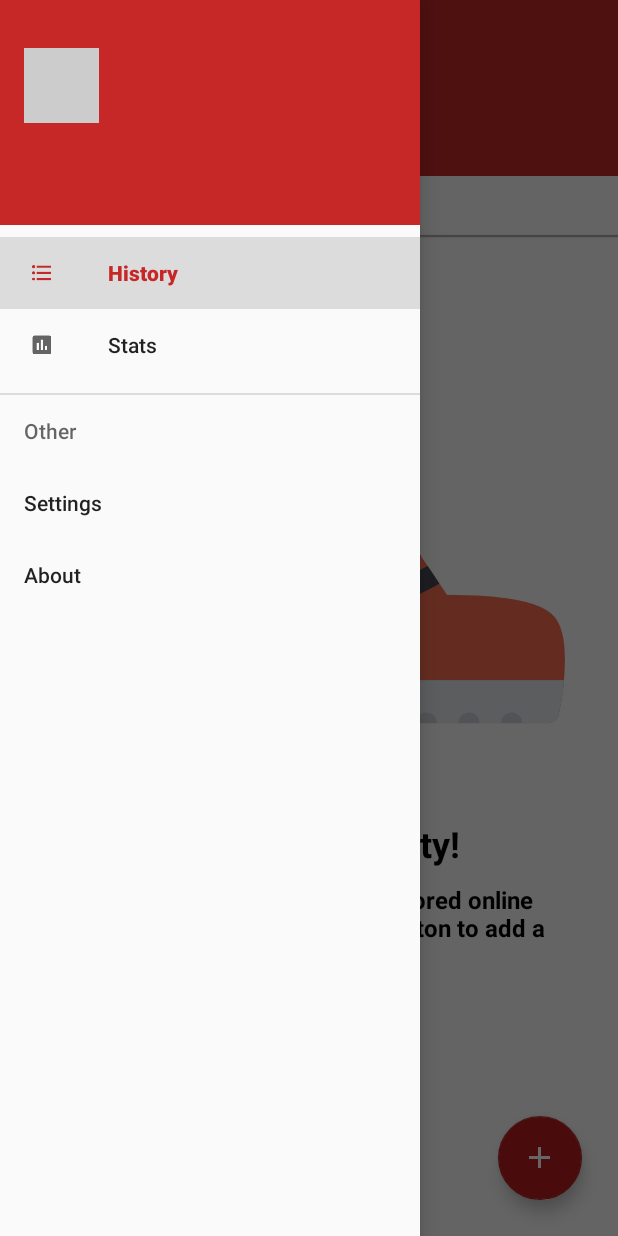
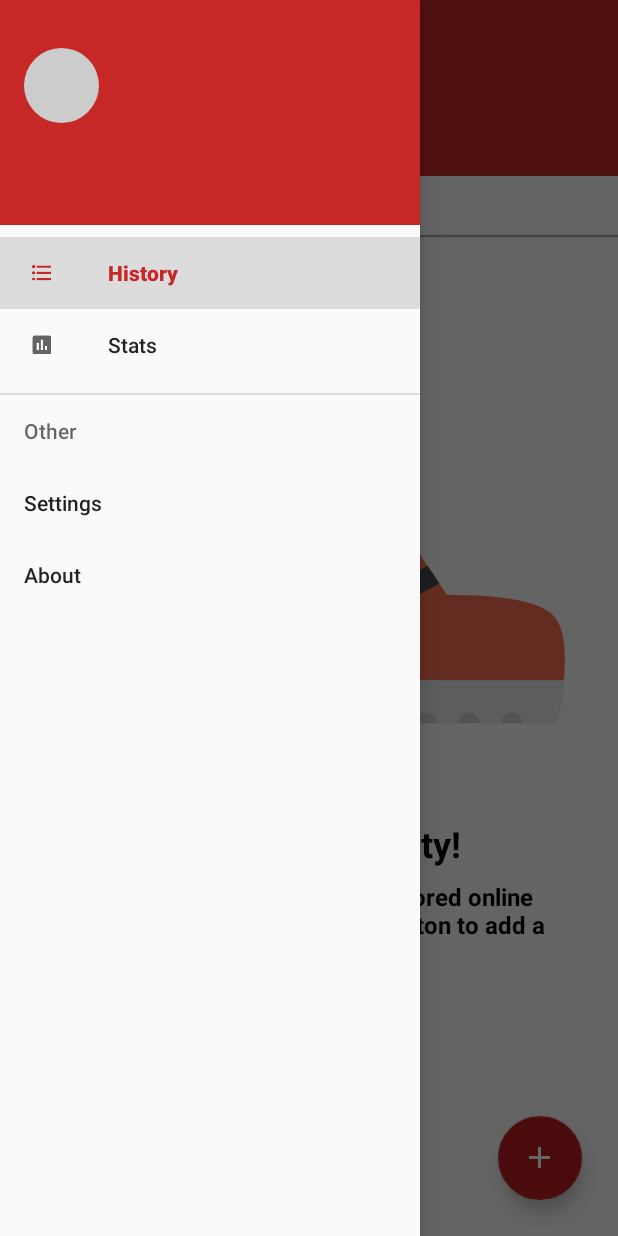
Before and after one commit to TobiPristupin/RUN, an Android app: the screen it shows after launch once a user with an empty profile is signed in (MainActivity), with the side drawer open, on a phone screen of 412 x 824 dp. Run offline under Robolectric (Android 15) with nearby library versions, the phone set to English and light mode, and no system bars; our stand-ins replace CircleImageView, Firebase (no records; nobody signed in at launch, a user with empty details on screens opened directly), Picasso; libraries missing offline, so code that uses them is left out: com.jaredrummler.materialspinner, jp.wasabeef.recyclerview; plain views replace MaterialSpinner; pictures from the network do not load; 9 statements that could not run were skipped.

Commit message:
Fixed circle transform in nav header image error

```diff
--- a/app/build.gradle
+++ b/app/build.gradle
@@ -47,6 +47,7 @@ dependencies {
     compile 'jp.wasabeef:recyclerview-animators:2.2.7'
     compile 'com.jaredrummler:material-spinner:1.2.1'
     compile 'com.squareup.picasso:picasso:2.5.2'
+    compile 'de.hdodenhof:circleimageview:2.1.0'
     testCompile 'junit:junit:4.12'
 }
 
--- a/app/src/main/java/com/example/tobias/run/app/MainActivity.java
+++ b/app/src/main/java/com/example/tobias/run/app/MainActivity.java
@@ -14,7 +14,6 @@ package com.example.tobias.run.app;
 import android.content.Context;
 import android.content.Intent;
 import android.content.SharedPreferences;
-import android.graphics.drawable.Drawable;
 import android.os.Bundle;
 import android.support.annotation.NonNull;
 import android.support.design.widget.NavigationView;
@@ -25,7 +24,6 @@ import android.support.v7.app.AppCompatActivity;
 import android.support.v7.widget.Toolbar;
 import android.view.MenuItem;
 import android.view.View;
-import android.widget.ImageView;
 import android.widget.TextView;
 
 import com.example.tobias.run.R;
@@ -33,12 +31,11 @@ import com.example.tobias.run.history.HistoryFragment;
 import com.example.tobias.run.login.LoginActivity;
 import com.example.tobias.run.settings.SettingsActivity;
 import com.example.tobias.run.stats.StatsFragment;
-import com.example.tobias.run.utils.CircleTransform;
 import com.google.firebase.auth.FirebaseAuth;
 import com.google.firebase.auth.FirebaseUser;
 import com.squareup.picasso.Picasso;
 
-import java.io.InputStream;
+import de.hdodenhof.circleimageview.CircleImageView;
 
 
 public class MainActivity extends AppCompatActivity {
@@ -107,12 +104,11 @@ public class MainActivity extends AppCompatActivity {
         ((TextView) headerLayout.findViewById(R.id.navheader_username_text)).setText(user.getDisplayName());
         ((TextView) headerLayout.findViewById(R.id.navheader_email_text)).setText(user.getEmail());
 
-        ImageView profileImage = (ImageView) headerLayout.findViewById(R.id.navheader_profile_image);
+        CircleImageView profileImage = (CircleImageView) headerLayout.findViewById(R.id.navheader_profile_image);
 
         Picasso.with(MainActivity.this)
                 .load(user.getPhotoUrl())
                 .placeholder(R.color.iron)
-                .transform(new CircleTransform())
                 .into(profileImage);
     }
 
--- a/app/src/main/java/com/example/tobias/run/history/HistoryFragment.java
+++ b/app/src/main/java/com/example/tobias/run/history/HistoryFragment.java
@@ -16,6 +16,7 @@ import android.support.v7.view.ActionMode;
 import android.support.v7.widget.DefaultItemAnimator;
 import android.support.v7.widget.LinearLayoutManager;
 import android.support.v7.widget.RecyclerView;
+import android.support.v7.widget.ViewUtils;
 import android.view.LayoutInflater;
 import android.view.Menu;
 import android.view.MenuItem;
@@ -264,19 +265,26 @@ public class HistoryFragment extends Fragment {
             actionMode.finish(); //avoid user changing dataset with selected runs
         }
 
-        recyclerViewShowEmptyView(adapter.isDatasetEmpty());
+        View emptyViewImage = rootView.findViewById(R.id.history_empty_view_image);
+        View emptyViewHeader = rootView.findViewById(R.id.history_empty_view_header);
+        View emptyViewText = rootView.findViewById(R.id.history_empty_view_text);
+
+        recyclerViewAnimateEmptyView(adapter.isDatasetEmpty(), emptyViewHeader, emptyViewImage, emptyViewText);
     }
 
-    private void recyclerViewShowEmptyView(boolean shouldShow){
-        View emptyView = rootView.findViewById(R.id.history_empty_view);
+    private void recyclerViewAnimateEmptyView(boolean shouldShow, View... views){
         if (shouldShow){
-            emptyView.setVisibility(View.VISIBLE);
-            emptyView.animate().setDuration(1000).setStartDelay(500).alpha(1.0f);
-            return;
+            for (View view: views){
+                view.setVisibility(View.VISIBLE);
+                view.animate().setDuration(1000).setStartDelay(500).alpha(1.0f);
+            }
+        } else {
+            for (View view: views){
+                view.setVisibility(View.GONE);
+                view.animate().setDuration(500).alpha(0.0f);
+            }
         }
 
-        emptyView.setVisibility(View.GONE);
-        emptyView.animate().setDuration(500).alpha(0f);
     }
 
     private void initTopBar(){
--- a/app/src/main/java/com/example/tobias/run/utils/CircleTransform.java
+++ /dev/null
@@ -1,46 +0,0 @@
-package com.example.tobias.run.utils;
-
-import android.graphics.Bitmap;
-import android.graphics.BitmapShader;
-import android.graphics.Canvas;
-import android.graphics.Paint;
-
-import com.squareup.picasso.Transformation;
-
-/**
- * Credit to julianshen @ https://gist.github.com/julianshen/5829333
- * Custom transformation for Picasso. Makes circular image.
- */
-public class CircleTransform implements Transformation {
-    @Override
-    public Bitmap transform(Bitmap source) {
-        int size = Math.min(source.getWidth(), source.getHeight());
-
-        int x = (source.getWidth() - size) / 2;
-        int y = (source.getHeight() - size) / 2;
-
-        Bitmap squaredBitmap = Bitmap.createBitmap(source, x, y, size, size);
-        if (squaredBitmap != source) {
-            source.recycle();
-        }
-
-        Bitmap bitmap = Bitmap.createBitmap(size, size, source.getConfig());
-
-        Canvas canvas = new Canvas(bitmap);
-        Paint paint = new Paint();
-        BitmapShader shader = new BitmapShader(squaredBitmap, BitmapShader.TileMode.CLAMP, BitmapShader.TileMode.CLAMP);
-        paint.setShader(shader);
-        paint.setAntiAlias(true);
-
-        float r = size/2f;
-        canvas.drawCircle(r, r, r, paint);
-
-        squaredBitmap.recycle();
-        return bitmap;
-    }
-
-    @Override
-    public String key() {
-        return "circle";
-    }
-}
--- a/app/src/main/res/layout/fragment_history.xml
+++ b/app/src/main/res/layout/fragment_history.xml
@@ -64,27 +64,21 @@
         tools:layout_editor_absoluteY="52dp" />
 
 
-     <RelativeLayout
+     <ImageView
          android:layout_width="wrap_content"
          android:layout_height="wrap_content"
-         android:id="@+id/history_empty_view"
+         android:src="@drawable/running_shoe"
          android:visibility="gone"
          tools:visibility="visible"
          android:alpha="0"
          tools:alpha="1"
-         android:layout_marginRight="32dp"
-         app:layout_constraintRight_toRightOf="parent"
-         android:layout_marginLeft="32dp"
+         android:id="@+id/history_empty_view_image"
+         app:layout_constraintTop_toTopOf="@+id/history_recyclerview"
+         android:layout_marginTop="48dp"
+         android:layout_marginLeft="8dp"
          app:layout_constraintLeft_toLeftOf="parent"
-         app:layout_constraintTop_toTopOf="@+id/history_recyclerview"
-         android:layout_marginTop="48dp">
-
-         <ImageView
-             android:layout_width="wrap_content"
-             android:layout_height="wrap_content"
-             android:src="@drawable/running_shoe"
-             android:id="@+id/history_empty_view_image"
-             android:layout_centerHorizontal="true"/>
+         android:layout_marginRight="8dp"
+         app:layout_constraintRight_toRightOf="parent" />
 
      <TextView
          android:layout_width="wrap_content"
@@ -94,22 +88,36 @@
          android:textSize="24sp"
          android:textStyle="bold"
          android:textColor="@android:color/black"
-             android:layout_below="@id/history_empty_view_image"
-             android:layout_centerHorizontal="true"/>
+         android:visibility="gone"
+         tools:visibility="visible"
+         android:alpha="0"
+         tools:alpha="1"
+         android:layout_marginTop="0dp"
+         app:layout_constraintTop_toBottomOf="@+id/history_empty_view_image"
+         android:layout_marginLeft="8dp"
+         app:layout_constraintLeft_toLeftOf="parent"
+         android:layout_marginRight="8dp"
+         app:layout_constraintRight_toRightOf="parent" />
 
      <TextView
-             android:layout_width="wrap_content"
+         android:layout_width="0dp"
          android:layout_height="wrap_content"
+         android:id="@+id/history_empty_view_text"
          android:text="You can add runs and they will stored online and displayed here. Tap the + button to add a new run."
          android:textSize="16sp"
          android:textStyle="bold"
          android:textColor="@android:color/black"
          android:layout_below="@id/history_empty_view_header"
-             android:layout_marginTop="10dp"
+         android:visibility="gone"
+         tools:visibility="visible"
+         android:alpha="0"
+         tools:alpha="1"
+         android:layout_marginTop="8dp"
+         app:layout_constraintTop_toBottomOf="@+id/history_empty_view_header"
          android:layout_marginLeft="40dp"
-             android:layout_marginRight="40dp" />
-
-     </RelativeLayout>
+         app:layout_constraintLeft_toLeftOf="parent"
+         android:layout_marginRight="40dp"
+         app:layout_constraintRight_toRightOf="parent" />
 
      <RelativeLayout
          android:id="@+id/history_spinner_layout"
@@ -144,7 +152,7 @@
          android:padding="10dp"
          android:scrollbars="vertical"
          app:layout_constraintBottom_toBottomOf="parent"
-         app:layout_constraintHorizontal_bias="0.0"
+         app:layout_constraintHorizontal_bias="1.0"
          app:layout_constraintLeft_toLeftOf="parent"
          app:layout_constraintRight_toRightOf="parent"
          app:layout_constraintTop_toTopOf="@+id/history_divider"
--- a/app/src/main/res/layout/navview_header.xml
+++ b/app/src/main/res/layout/navview_header.xml
@@ -8,7 +8,7 @@
     android:layout_width="match_parent"
     android:layout_height="150dp">
 
-    <ImageView
+    <de.hdodenhof.circleimageview.CircleImageView
         android:id="@+id/navheader_profile_image"
         android:layout_width="50dp"
         android:layout_height="50dp"
@@ -16,7 +16,7 @@
         android:layout_marginTop="32dp"
         app:layout_constraintLeft_toLeftOf="parent"
         app:layout_constraintTop_toTopOf="parent"
-        tools:src="@color/cardview_light_background" />
+        tools:src="@color/iron"/>
 
     <TextView
         android:layout_width="wrap_content"
```
Also changed, not shown: 1 other file. Lines whose indentation alone changed are shown as unchanged.
